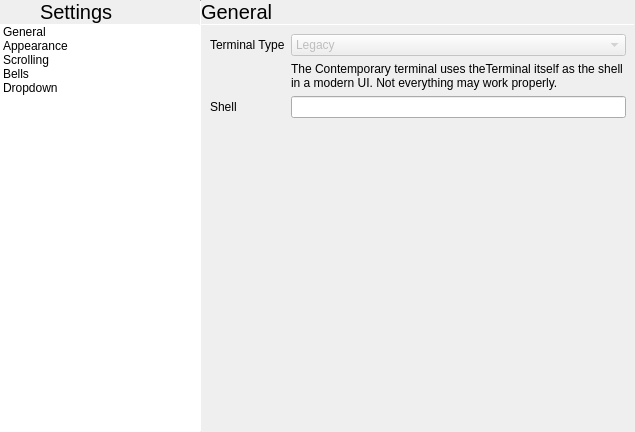
Qt form terminal/settingswindow.ui (theCheeseboard/theterminal) before a commit.
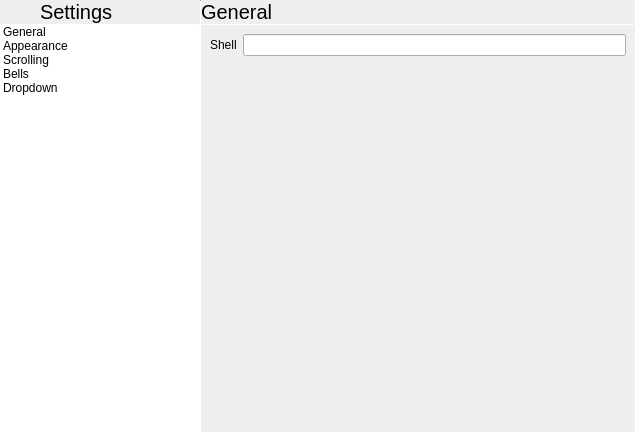
The same form after that commit. Icons and pictures are not drawn. Custom widgets are drawn as their Qt base class.

```diff
--- a/terminal/settingswindow.ui
+++ b/terminal/settingswindow.ui
@@ -238,56 +238,16 @@
            <property name="spacing">
             <number>6</number>
            </property>
-           <item row="2" column="0">
+           <item row="0" column="0">
             <widget class="QLabel" name="label_9">
              <property name="text">
               <string>Shell</string>
              </property>
             </widget>
            </item>
-           <item row="0" column="0">
-            <widget class="QLabel" name="label_6">
-             <property name="text">
-              <string>Terminal Type</string>
-             </property>
-            </widget>
-           </item>
            <item row="0" column="1">
-            <widget class="QComboBox" name="termTypeComboBox">
-             <property name="enabled">
-              <bool>false</bool>
-             </property>
-             <property name="sizePolicy">
-              <sizepolicy hsizetype="Expanding" vsizetype="Fixed">
-               <horstretch>0</horstretch>
-               <verstretch>0</verstretch>
-              </sizepolicy>
-             </property>
-             <item>
-              <property name="text">
-               <string>Legacy</string>
-              </property>
-             </item>
-             <item>
-              <property name="text">
-               <string>Contemporary</string>
-              </property>
-             </item>
-            </widget>
-           </item>
-           <item row="2" column="1">
             <widget class="QLineEdit" name="shellLineEdit"/>
            </item>
-           <item row="1" column="1">
-            <widget class="QLabel" name="label_24">
-             <property name="text">
-              <string>The Contemporary terminal uses theTerminal itself as the shell in a modern UI. Not everything may work properly.</string>
-             </property>
-             <property name="wordWrap">
-              <bool>true</bool>
-             </property>
-            </widget>
-           </item>
           </layout>
          </item>
          <item>
```
Left out of the diff: 15 changed lines with no effect on the pictures.
